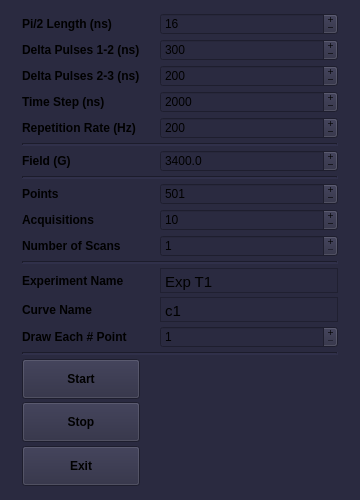
Qt form atomize/control_center/gui/t1_main_window.ui (Anatoly1010/Atomize_NIOCH) before a commit.
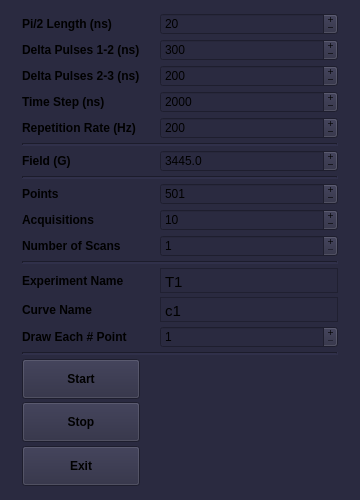
The same form after that commit.

```diff
--- a/atomize/control_center/gui/t1_main_window.ui
+++ b/atomize/control_center/gui/t1_main_window.ui
@@ -161,7 +161,7 @@
 &lt;html&gt;&lt;head&gt;&lt;meta name=&quot;qrichtext&quot; content=&quot;1&quot; /&gt;&lt;style type=&quot;text/css&quot;&gt;
 p, li { white-space: pre-wrap; }
 &lt;/style&gt;&lt;/head&gt;&lt;body style=&quot; font-family:'MS Shell Dlg 2'; font-size:8.25pt; font-weight:400; font-style:normal;&quot;&gt;
-&lt;p style=&quot; margin-top:7px; margin-bottom:7px; margin-left:0px; margin-right:0px; -qt-block-indent:0; text-indent:0px;&quot;&gt;&lt;span style=&quot; font-family:'Ubuntu'; font-size:11pt;&quot;&gt;Exp T1&lt;/span&gt;&lt;/p&gt;&lt;/body&gt;&lt;/html&gt;</string>
+&lt;p style=&quot; margin-top:7px; margin-bottom:7px; margin-left:0px; margin-right:0px; -qt-block-indent:0; text-indent:0px;&quot;&gt;&lt;span style=&quot; font-family:'Ubuntu'; font-size:11pt;&quot;&gt;T1&lt;/span&gt;&lt;/p&gt;&lt;/body&gt;&lt;/html&gt;</string>
         </property>
         <property name="overwriteMode">
          <bool>true</bool>
@@ -492,7 +492,7 @@
          <double>0.500000000000000</double>
         </property>
         <property name="value">
-         <double>3400.000000000000000</double>
+         <double>3445.000000000000000</double>
         </property>
        </widget>
       </item>
@@ -549,7 +549,7 @@
          <number>2</number>
         </property>
         <property name="value">
-         <number>16</number>
+         <number>20</number>
         </property>
        </widget>
       </item>
```
